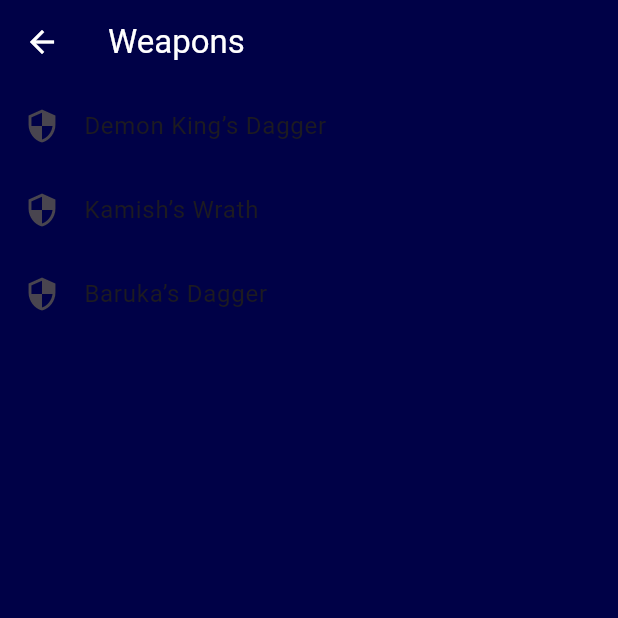
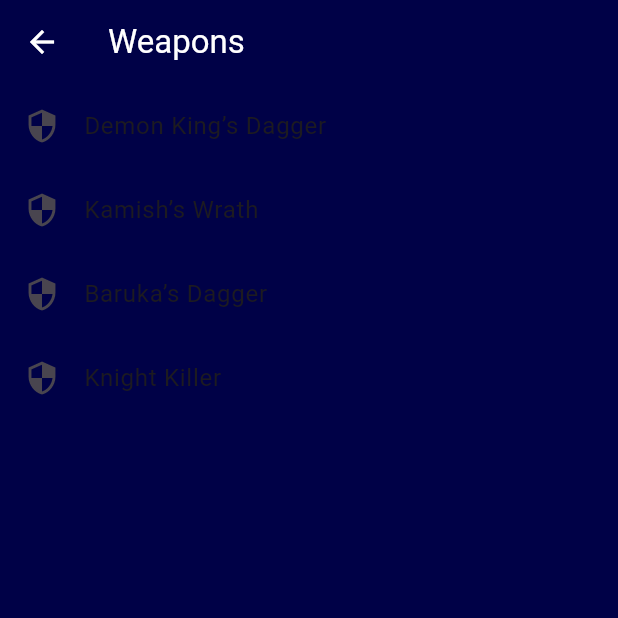
Before and after one commit to aldenngsk/Orb25---ShadowFit-Apollo-, a Flutter app: the WeaponsPage screen opened directly, on a phone screen of 412 x 824 dp, the top half of it. Run offline on Flutter 3.47's test engine with Material 3 defaults, Android fonts, the phone set to English and light mode, and no system bars; our stand-ins replace camera, cloud_firestore, firebase_auth, firebase_core, firebase_storage, just_audio and 2 more; missing offline and left inert: google_mlkit_pose_detection; accounts and stored records are empty.

Commit message:
update weapons page

```diff
--- a/lib/pages/weapons_page.dart
+++ b/lib/pages/weapons_page.dart
@@ -7,6 +7,7 @@ class WeaponsPage extends StatelessWidget {
     'Demon King’s Dagger',
     'Kamish’s Wrath',
     'Baruka’s Dagger',
+    'Knight Killer',
   ];
 
   @override
```
